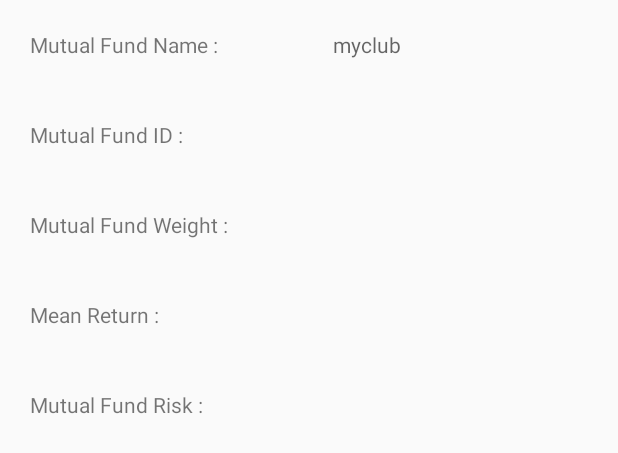
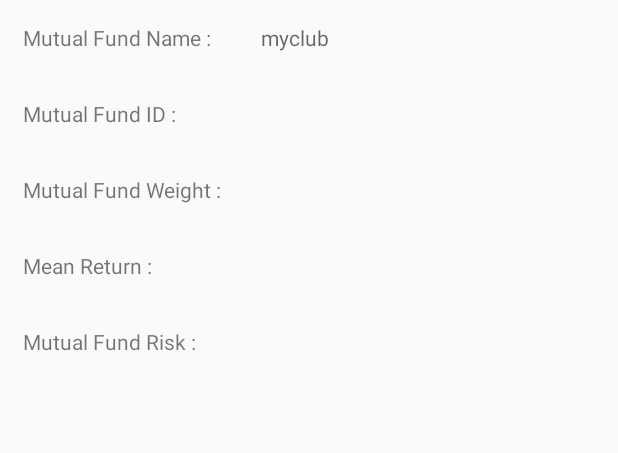
Before and after one commit to git-rishabh/Finance_IP, an Android app: the layout mutualfund_item.xml on its own in the app's theme, with its tools: preview values and no code run, on a phone screen of 412 x 824 dp. Shown: the top 453 px of the screen. Run offline under Robolectric (Android 15) with nearby library versions, the phone set to English and light mode, and no system bars.

```diff
--- a/PortfolioManager/app/src/main/res/layout/mutualfund_item.xml
+++ b/PortfolioManager/app/src/main/res/layout/mutualfund_item.xml
@@ -12,11 +12,11 @@
             android:layout_width="match_parent"
             android:orientation="horizontal"
             android:layout_height="40sp"
-            android:layout_margin="10sp">
+            android:layout_margin="5sp">
             <TextView
                 android:layout_width="wrap_content"
                 android:layout_height="wrap_content"
-                android:text="Mutual Fund Name :                    "
+                android:text="Mutual Fund Name :       "
                 android:layout_margin="10sp"
                 android:layout_gravity="center"
                 />
@@ -32,11 +32,11 @@
             android:layout_width="match_parent"
             android:orientation="horizontal"
             android:layout_height="40sp"
-            android:layout_margin="10sp">
+            android:layout_margin="5sp">
             <TextView
                 android:layout_width="wrap_content"
                 android:layout_height="wrap_content"
-                android:text="Mutual Fund ID :                    "
+                android:text="Mutual Fund ID :            "
                 android:layout_margin="10sp"
                 android:layout_gravity="center"
                 />
@@ -52,11 +52,11 @@
             android:layout_width="match_parent"
             android:orientation="horizontal"
             android:layout_height="40sp"
-            android:layout_margin="10sp">
+            android:layout_margin="5sp">
             <TextView
                 android:layout_width="wrap_content"
                 android:layout_height="wrap_content"
-                android:text="Mutual Fund Weight :                    "
+                android:text="Mutual Fund Weight :    "
                 android:layout_margin="10sp"
                 android:layout_gravity="center"
                 />
@@ -71,11 +71,11 @@
             android:layout_width="match_parent"
             android:orientation="horizontal"
             android:layout_height="40sp"
-            android:layout_margin="10sp">
+            android:layout_margin="5sp">
             <TextView
                 android:layout_width="wrap_content"
                 android:layout_height="wrap_content"
-                android:text="Mean Return :                    "
+                android:text="Mean Return :             "
                 android:layout_margin="10sp"
                 android:layout_gravity="center"
                 />
@@ -90,11 +90,11 @@
             android:layout_width="match_parent"
             android:orientation="horizontal"
             android:layout_height="40sp"
-            android:layout_margin="10sp">
+            android:layout_margin="5sp">
             <TextView
                 android:layout_width="wrap_content"
                 android:layout_height="wrap_content"
-                android:text="Mutual Fund Risk :                    "
+                android:text="Mutual Fund Risk :       "
                 android:layout_margin="10sp"
                 android:layout_gravity="center"
                 />
```
